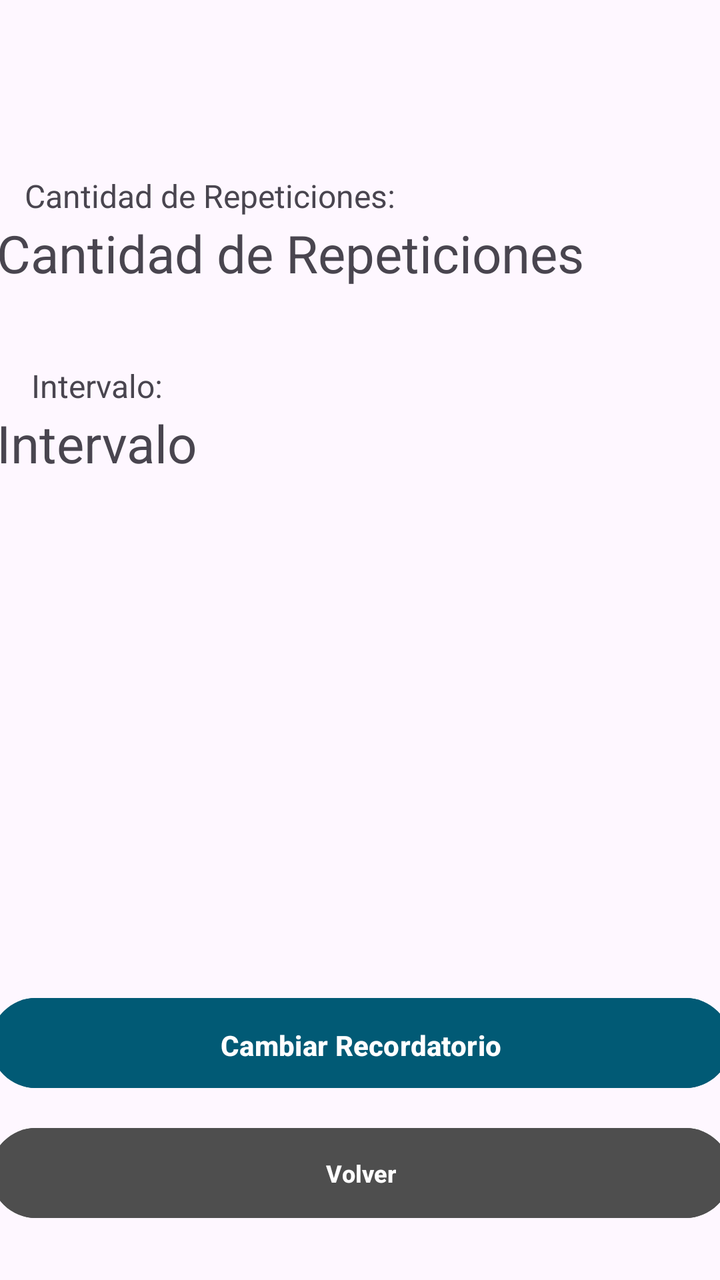
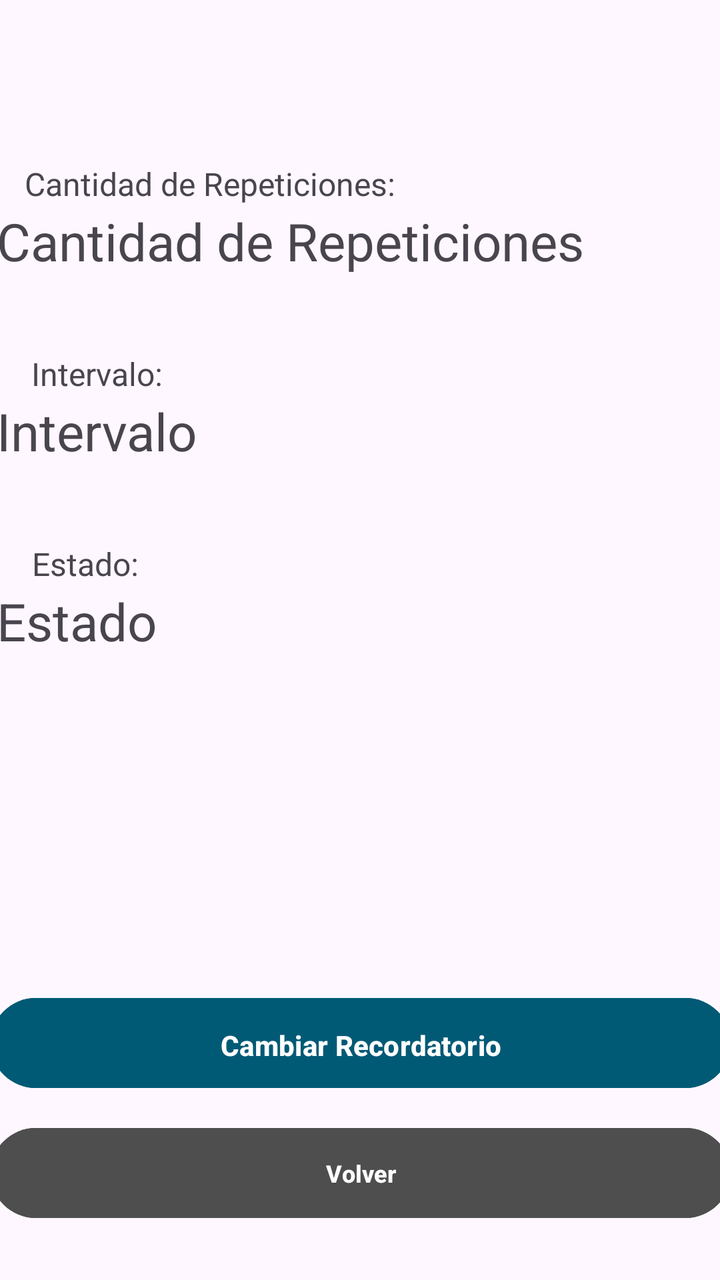

Before-and-after screenshots of an Android layout around one commit, followed by the original layout XML and the change that was made.
<!-- AndroidManifest.xml: application theme Theme.MobilesVC -->
<!-- res/layout/recordatorio_view.xml -->
<?xml version="1.0" encoding="utf-8"?>
<androidx.constraintlayout.widget.ConstraintLayout xmlns:android="http://schemas.android.com/apk/res/android"
    xmlns:app="http://schemas.android.com/apk/res-auto"
    xmlns:tools="http://schemas.android.com/tools"
    android:layout_width="match_parent"
    android:layout_height="match_parent">

    <androidx.constraintlayout.widget.ConstraintLayout
        android:layout_width="match_parent"
        android:layout_height="match_parent">

        <TextView
            android:id="@+id/textView46"
            android:layout_width="200dp"
            android:layout_height="22dp"
            android:text="Cantidad de Repeticiones:"
            android:textSize="16sp"
            app:layout_constraintBottom_toTopOf="@+id/vCantidad"
            app:layout_constraintEnd_toEndOf="parent"
            app:layout_constraintHorizontal_bias="0.077"
            app:layout_constraintStart_toStartOf="parent" />

        <TextView
            android:id="@+id/vIntervalo"
            android:layout_width="364dp"
            android:layout_height="50dp"
            android:layout_marginBottom="241dp"
            android:text="Intervalo"
            android:textSize="26sp"
            app:layout_constraintBottom_toTopOf="@+id/vToEditRecordatorio"
            app:layout_constraintEnd_toEndOf="parent"
            app:layout_constraintStart_toStartOf="parent" />

        <Button
            android:id="@+id/vToEditRecordatorio"
            android:layout_width="370dp"
            android:layout_height="53dp"
            android:layout_marginBottom="12dp"
            android:backgroundTint="#015A75"
            android:paddingVertical="14dp"
            android:text="Cambiar Recordatorio"
            android:textStyle="bold"
            app:layout_constraintBottom_toTopOf="@+id/vVolverRecordatorio"
            app:layout_constraintEnd_toEndOf="parent"
            app:layout_constraintHorizontal_bias="0.5"
            app:layout_constraintStart_toStartOf="parent" />

        <TextView
            android:id="@+id/textView5"
            android:layout_width="wrap_content"
            android:layout_height="wrap_content"
            android:layout_marginStart="133dp"
            android:layout_marginTop="51dp"
            android:layout_marginEnd="133dp"
            android:layout_marginBottom="114dp"
            android:fontFamily="sans-serif"
            android:text="Recordatorio"
            android:textColor="#000000"
            android:textSize="34sp"
            android:textStyle="bold|italic"
            app:layout_constraintBottom_toTopOf="@+id/vCantidad"
            app:layout_constraintEnd_toEndOf="parent"
            app:layout_constraintStart_toStartOf="parent"
            app:layout_constraintTop_toTopOf="parent"
            tools:textSize="26sp" />

        <Button
            android:id="@+id/vVolverRecordatorio"
            android:layout_width="370dp"
            android:layout_height="53dp"
            android:layout_marginHorizontal="24dp"
            android:layout_marginStart="21dp"
            android:layout_marginEnd="21dp"
            android:layout_marginBottom="27dp"
            android:backgroundTint="#4E4E4E"
            android:paddingVertical="10dp"
            android:text="Volver"
            android:textSize="12sp"
            android:textStyle="bold"
            android:visibility="visible"
            app:layout_constraintBottom_toBottomOf="parent"
            app:layout_constraintEnd_toEndOf="parent"
            app:layout_constraintStart_toStartOf="parent" />

        <TextView
            android:id="@+id/vCantidad"
            android:layout_width="364dp"
            android:layout_height="50dp"
            android:layout_marginBottom="45dp"
            android:text="Cantidad de Repeticiones"
            android:textSize="26sp"
            app:layout_constraintBottom_toTopOf="@+id/vIntervalo"
            app:layout_constraintEnd_toEndOf="parent"
            app:layout_constraintStart_toStartOf="parent" />

        <TextView
            android:id="@+id/textView47"
            android:layout_width="100dp"
            android:layout_height="22dp"
            android:text="Intervalo:"
            android:textSize="16sp"
            app:layout_constraintBottom_toTopOf="@+id/vIntervalo"
            app:layout_constraintEnd_toEndOf="parent"
            app:layout_constraintHorizontal_bias="0.06"
            app:layout_constraintStart_toStartOf="parent" />

    </androidx.constraintlayout.widget.ConstraintLayout>

</androidx.constraintlayout.widget.ConstraintLayout>
<!-- resources referenced by this layout -->
<resources>
  <style name="Theme.MobilesVC" parent="Base.Theme.MobilesVC" />
  <style name="Base.Theme.MobilesVC" parent="Theme.Material3.DayNight.NoActionBar">
          
          
      </style>
</resources>

<!-- the commit's change to res/layout/recordatorio_view.xml (unified diff, before → after) -->
@@ -8,6 +8,29 @@
     <androidx.constraintlayout.widget.ConstraintLayout
         android:layout_width="match_parent"
         android:layout_height="match_parent">
+
+        <TextView
+            android:id="@+id/vEstado"
+            android:layout_width="364dp"
+            android:layout_height="50dp"
+            android:layout_marginBottom="152dp"
+            android:text="Estado"
+            android:textSize="26sp"
+            app:layout_constraintBottom_toTopOf="@+id/vToEditRecordatorio"
+            app:layout_constraintEnd_toEndOf="parent"
+            app:layout_constraintHorizontal_bias="0.5"
+            app:layout_constraintStart_toStartOf="parent" />
+
+        <TextView
+            android:id="@+id/textView27"
+            android:layout_width="100dp"
+            android:layout_height="22dp"
+            android:text="Estado:"
+            android:textSize="16sp"
+            app:layout_constraintBottom_toTopOf="@+id/vEstado"
+            app:layout_constraintEnd_toEndOf="parent"
+            app:layout_constraintHorizontal_bias="0.061"
+            app:layout_constraintStart_toStartOf="parent" />
 
         <TextView
             android:id="@+id/textView46"
@@ -24,10 +47,10 @@
             android:id="@+id/vIntervalo"
             android:layout_width="364dp"
             android:layout_height="50dp"
-            android:layout_marginBottom="241dp"
+            android:layout_marginBottom="45dp"
             android:text="Intervalo"
             android:textSize="26sp"
-            app:layout_constraintBottom_toTopOf="@+id/vToEditRecordatorio"
+            app:layout_constraintBottom_toTopOf="@+id/vEstado"
             app:layout_constraintEnd_toEndOf="parent"
             app:layout_constraintStart_toStartOf="parent" />
 
